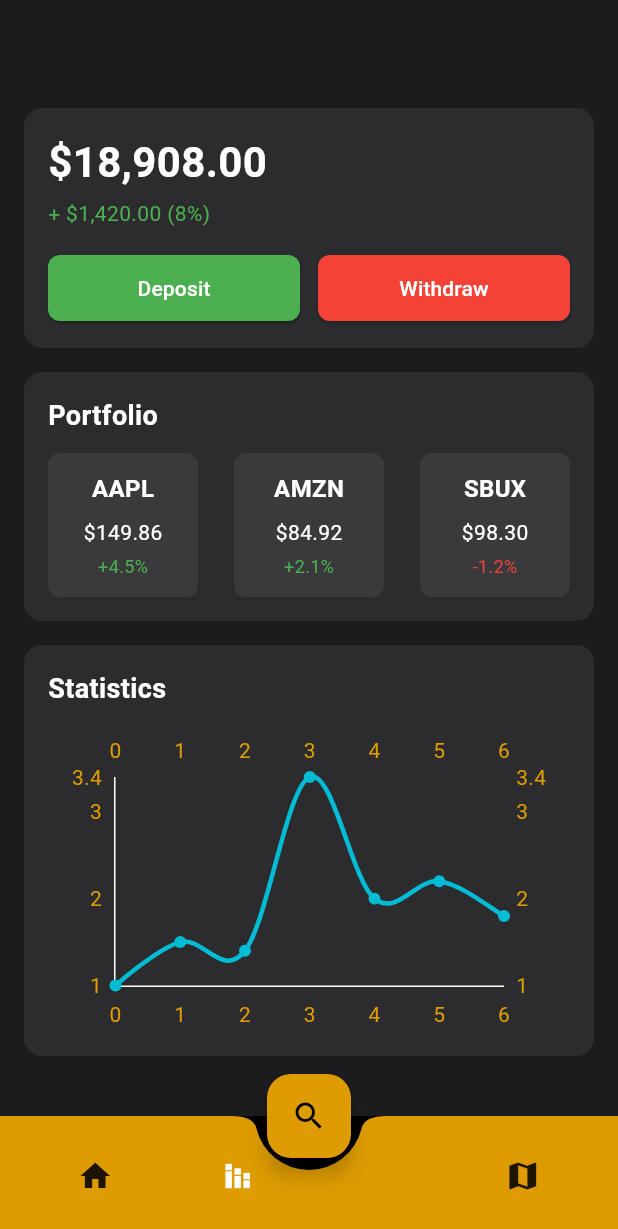
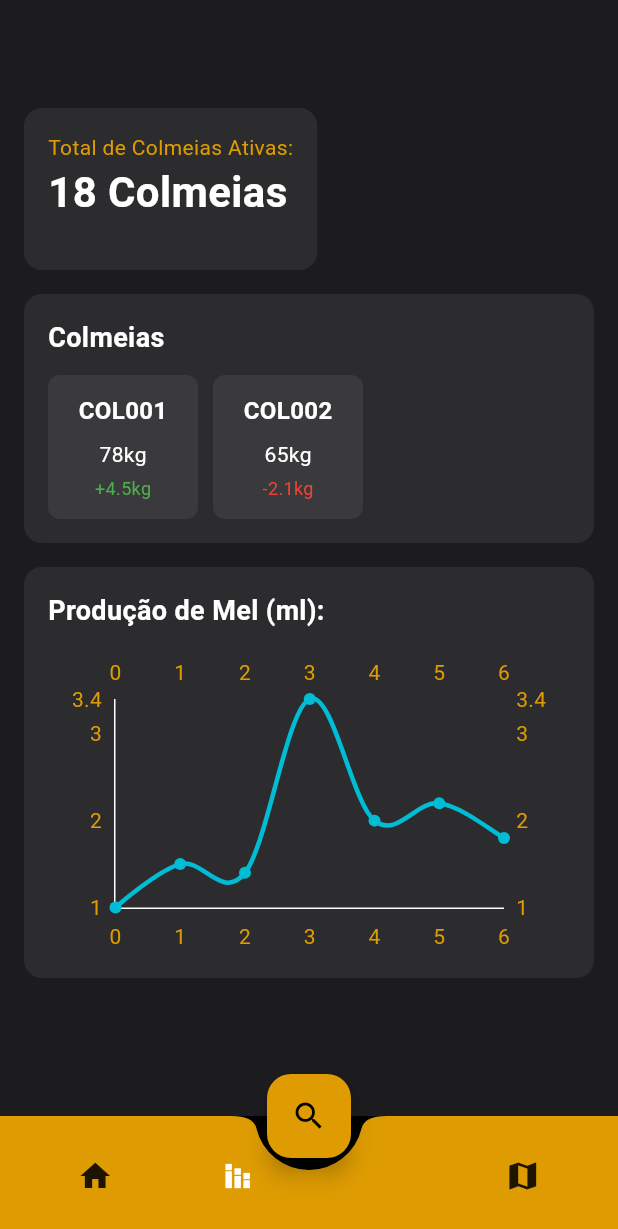
Before and after one commit to giovaneneves7/beeai_mobile, a Flutter app: the HomeScreen screen opened by its route, item 2 of the bottom bar chosen, on a phone screen of 412 x 824 dp. Shown: the top 1229 px of the screen. Run offline on Flutter 3.47's test engine with Material 3 defaults, Android fonts, the phone set to English and light mode, and no system bars; drawn by our look-alikes of fl_chart; our stand-ins replace flutter_map, geolocator, get, latlong2, shared_preferences, sqflite; missing offline and left inert: flutter_map_marker_popup; accounts and stored records are empty.

```diff
--- a/lib/common/widgets/custom_bottom_navigation_bar.dart
+++ b/lib/common/widgets/custom_bottom_navigation_bar.dart
@@ -39,11 +39,11 @@ class CustomBottomNavigationBar extends StatelessWidget {
           IconButton(
             icon: Icon(
               Icons.map,
-              color: currentIndex == 2
+              color: currentIndex == 3
                   ? CustomTheme.backgroundColor
                   : Theme.of(context).iconTheme.color,
             ),
-            onPressed: () => onTap(2),
+            onPressed: () => onTap(3),
           ),
           /*IconButton(
             icon: Icon(
--- a/lib/features/dashboard/screens/dashboard_screen.dart
+++ b/lib/features/dashboard/screens/dashboard_screen.dart
@@ -49,44 +49,17 @@ class _DashboardScreenState extends State<DashboardScreen> {
         crossAxisAlignment: CrossAxisAlignment.start,
         children: [
           const Text(
-            "\$18,908.00",
+            "Total de Colmeias Ativas:"
+          ),
+          const Text(
+            "18 Colmeias",
             style: TextStyle(
               color: Colors.white,
               fontSize: 28,
               fontWeight: FontWeight.bold,
             ),
           ),
-          const SizedBox(height: 4),
-          const Text(
-            "+ \$1,420.00 (8%)",
-            style: TextStyle(color: Colors.green, fontSize: 14),
-          ),
           const SizedBox(height: 16),
-          Row(
-            children: [
-              Expanded(
-                child: ElevatedButton(
-                  onPressed: () {},
-                  style: ElevatedButton.styleFrom(
-                    backgroundColor: Colors.green,
-                    padding: const EdgeInsets.symmetric(vertical: 12),
-                  ),
-                  child: const Text("Deposit"),
-                ),
-              ),
-              const SizedBox(width: 12),
-              Expanded(
-                child: ElevatedButton(
-                  onPressed: () {},
-                  style: ElevatedButton.styleFrom(
-                    backgroundColor: Colors.red,
-                    padding: const EdgeInsets.symmetric(vertical: 12),
-                  ),
-                  child: const Text("Withdraw"),
-                ),
-              ),
-            ],
-          ),
         ],
       ),
     );
@@ -103,7 +76,7 @@ class _DashboardScreenState extends State<DashboardScreen> {
         crossAxisAlignment: CrossAxisAlignment.start,
         children: [
           const Text(
-            "Portfolio",
+            "Colmeias",
             style: TextStyle(
               color: Colors.white,
               fontSize: 18,
@@ -112,11 +85,11 @@ class _DashboardScreenState extends State<DashboardScreen> {
           ),
           const SizedBox(height: 12),
           Row(
-            mainAxisAlignment: MainAxisAlignment.spaceBetween,
+            mainAxisAlignment: MainAxisAlignment.start,
             children: [
-              _buildPortfolioCard("AAPL", "\$149.86", "+4.5%"),
-              _buildPortfolioCard("AMZN", "\$84.92", "+2.1%"),
-              _buildPortfolioCard("SBUX", "\$98.30", "-1.2%"),
+              _buildPortfolioCard("COL001", "78kg", "+4.5kg"),
+              const SizedBox(width: 10,),
+              _buildPortfolioCard("COL002", "65kg", "-2.1kg"),
             ],
           ),
         ],
@@ -174,7 +147,7 @@ class _DashboardScreenState extends State<DashboardScreen> {
         crossAxisAlignment: CrossAxisAlignment.start,
         children: [
           const Text(
-            "Statistics",
+            "Produção de Mel (ml):",
             style: TextStyle(
               color: Colors.white,
               fontSize: 18,
--- a/pubspec.yaml
+++ b/pubspec.yaml
@@ -48,6 +48,7 @@ dev_dependencies:
   fl_chart: ^0.69.2
   flutter_lints: ^3.0.0
   flutter_map: ^6.1.0
+  flutter_map_marker_popup: ^6.0.0
   #flutter_osm_plugin: ^0.7.5
   #flutter_osm_plugin: ^1.1.0
   get: ^4.6.6
```
Also changed, not shown: lib/features/map/screens/map_screen.dart (+83 -76 lines), pubspec.lock.
